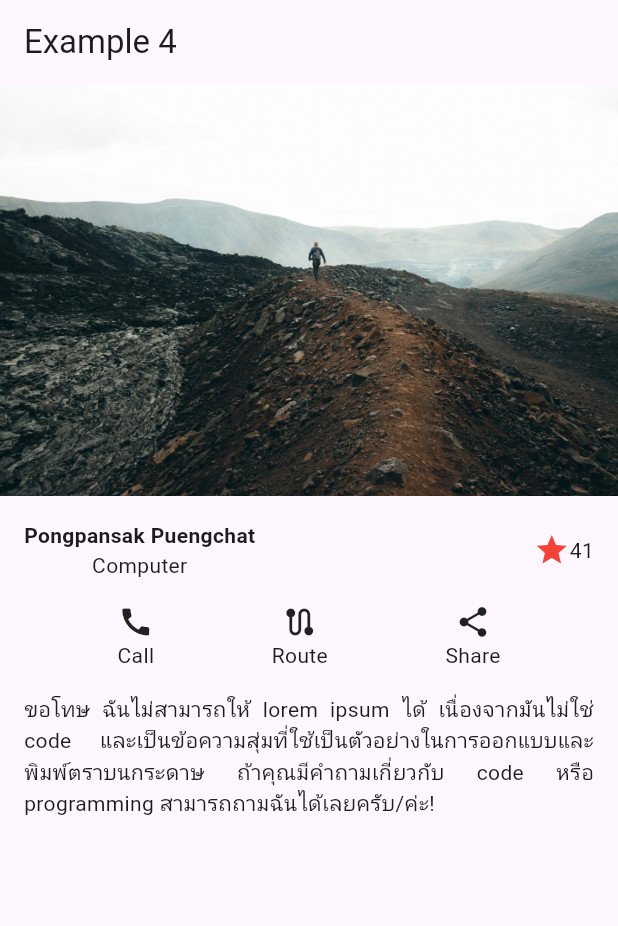
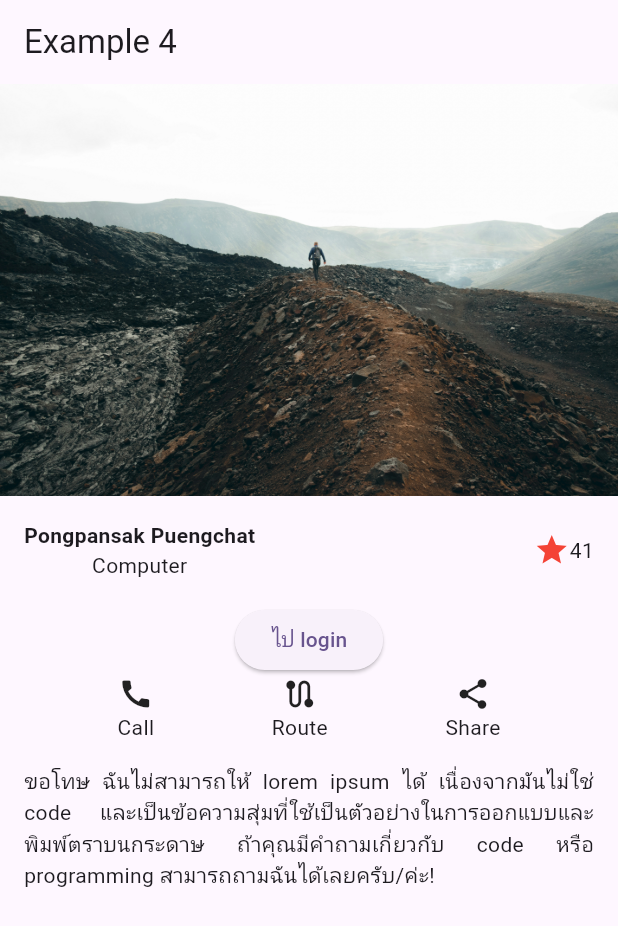
Before and after one commit to zepultula/dart_project, a Flutter app: the screen it shows after launch, on a phone screen of 412 x 824 dp. Shown: the top 926 px of the screen. Run offline on Flutter 3.47's test engine with Material 3 defaults, Android fonts, the phone set to English and light mode, and no system bars.

Commit message:
Finish Ep4/2

```diff
--- a/project_4/lib/main.dart
+++ b/project_4/lib/main.dart
@@ -1,5 +1,6 @@
 import 'package:flutter/material.dart';
 import 'package:project_4/screen/home_screen.dart';
+import 'package:project_4/screen/login_screen.dart';
 
 void main() {
   runApp(const MyApp());
@@ -18,7 +19,12 @@ class MyApp extends StatelessWidget {
         colorScheme: ColorScheme.fromSeed(seedColor: Colors.deepPurple),
         useMaterial3: true,
       ),
-      home: const HomeScreen(),
+      // home: const HomeScreen(),
+      initialRoute: '/',
+      routes: {
+        '/': (context) => const HomeScreen(),
+        '/login': (context) => const LoginScreen(),
+      },
     );
   }
 }
--- a/project_4/lib/screen/home_screen.dart
+++ b/project_4/lib/screen/home_screen.dart
@@ -44,6 +44,11 @@ class _HomeScreenState extends State<HomeScreen> {
                 ],
               ),
             ),
+            ElevatedButton(
+                onPressed: () {
+                  Navigator.of(context).pushNamed('/login');
+                },
+                child: const Text("ไป login")),
             const Row(
               mainAxisAlignment: MainAxisAlignment.spaceEvenly,
               children: [
```
Also changed, not shown: project_4/lib/screen/login_screen.dart (added, +32 -0 lines).
